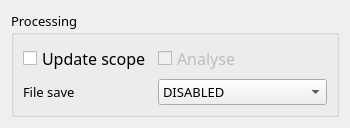
This is RecordProcessorsPanel.ui in sevenreek/qtadqscope as Qt 5 draws it before an edit. The edited form follows.
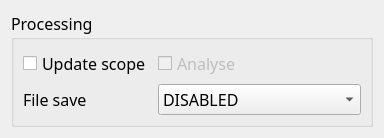
This is the edited form.

Patch:
```diff
--- a/RecordProcessorsPanel.ui
+++ b/RecordProcessorsPanel.ui
@@ -6,8 +6,8 @@
    <rect>
     <x>0</x>
     <y>0</y>
-    <width>301</width>
-    <height>105</height>
+    <width>378</width>
+    <height>129</height>
    </rect>
   </property>
   <property name="windowTitle">
@@ -28,7 +28,7 @@
      <property name="font">
       <font>
        <family>Calibri Light</family>
-       <pointsize>10</pointsize>
+       <pointsize>12</pointsize>
       </font>
      </property>
      <property name="title">
```
